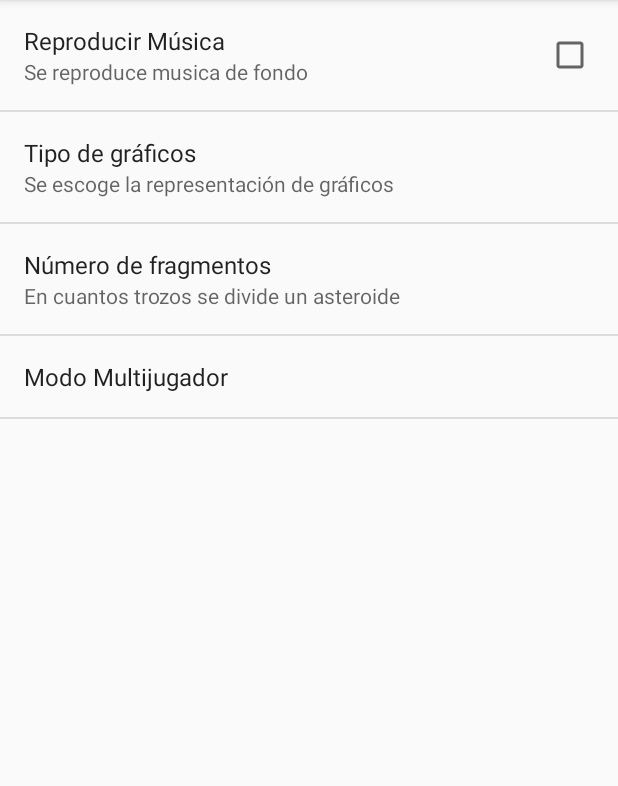
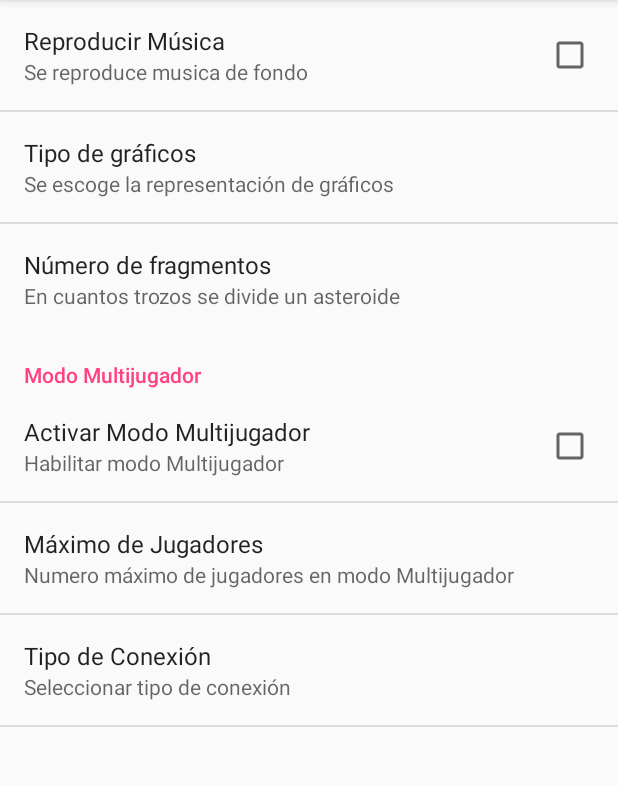
Before and after one commit to josedl4/Asteroides, an Android app: the fragment PreferenciasFragment shown on its own in the app's theme, on a phone screen of 412 x 824 dp, the part 84-870 px from its top. Run offline under Robolectric (Android 15) with nearby library versions, the phone set to English and light mode, and no system bars.

```diff
--- a/app/src/main/res/xml/preferencias.xml
+++ b/app/src/main/res/xml/preferencias.xml
@@ -18,7 +18,7 @@
         android:title="Número de fragmentos"
         android:summary="En cuantos trozos se divide un asteroide"
         android:defaultValue="3"/>
-    <PreferenceScreen
+    <PreferenceCategory
         android:title="Modo Multijugador">
         <CheckBoxPreference
             android:key="modo_multijudador"
@@ -37,5 +37,5 @@
             android:entryValues="@array/tiposConexionesValores"
             android:defaultValue="1"/>
 
-    </PreferenceScreen>
+    </PreferenceCategory>
 </PreferenceScreen>
```
